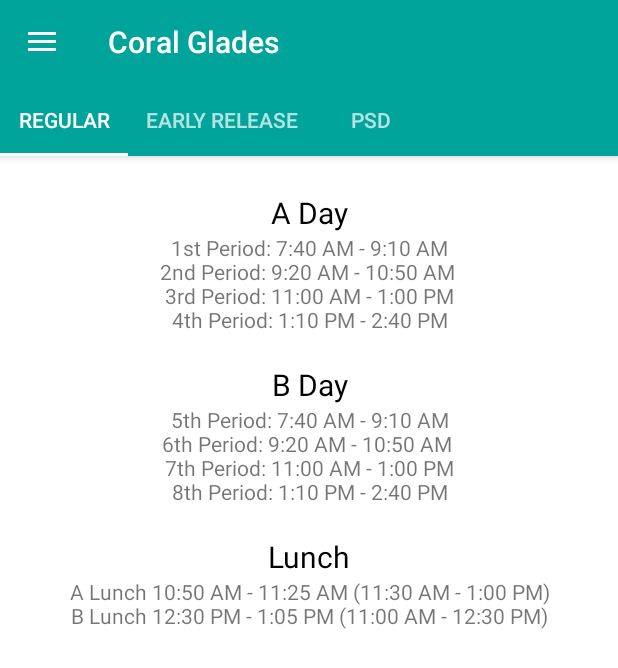
After one commit to brianhans/CoralGlades, an Android app: the fragment BellFragment placed in its activity, on a phone screen of 412 x 824 dp. The commit adds this screen. Shown: the top 668 px of the screen. Run offline under Robolectric (Android 15) with nearby library versions, the light colour scheme and no system bars; libraries missing offline, so code that uses them is left out: jp.wasabeef.recyclerview, twitter4j.conf; 2 statements that could not run were skipped.

Commit message:
Added bell tab

```diff
--- a/app/src/main/java/com/brianhans/coralglades/MainActivity.java
+++ b/app/src/main/java/com/brianhans/coralglades/MainActivity.java
@@ -11,6 +11,7 @@
 import android.view.MenuItem;
 import android.view.View;
 
+import com.brianhans.coralglades.fragments.BellFragment;
 import com.brianhans.coralglades.fragments.Home;
 import com.brianhans.coralglades.fragments.Internet;
 import com.brianhans.coralglades.fragments.PictureView;
@@ -93,6 +94,9 @@
             args.putString("type", "calendar");
             pictureView.setArguments(args);
             getSupportFragmentManager().beginTransaction().replace(R.id.fragment_container, pictureView).commit();
+        }else if(id == R.id.bell){
+            BellFragment fragment = new BellFragment();
+            getSupportFragmentManager().beginTransaction().replace(R.id.fragment_container, fragment).commit();
         }
         else if (id == R.id.nav_about) {
             Intent intent = new Intent(this, About.class);
--- /dev/null
+++ b/app/src/main/java/com/brianhans/coralglades/fragments/BellFragment.java
@@ -0,0 +1,102 @@
+package com.brianhans.coralglades.fragments;
+
+import android.os.Bundle;
+import android.support.annotation.Nullable;
+import android.support.design.widget.TabLayout;
+import android.support.v4.app.Fragment;
+import android.support.v4.app.FragmentManager;
+import android.support.v4.app.FragmentPagerAdapter;
+import android.support.v4.view.ViewPager;
+import android.view.LayoutInflater;
+import android.view.View;
+import android.view.ViewGroup;
+import android.widget.TextView;
+
+import com.brianhans.coralglades.R;
+
+/**
+ * Created by Brian on 8/27/16.
+ */
+public class BellFragment extends Fragment {
+
+    private SectionsPagerAdapter mSectionsPagerAdapter;
+    private ViewPager mViewPager;
+    private TabLayout mTabLayout;
+
+    private String[] titles = {"Regular", "Early Release", "PSD"};
+    private String[] aday = {"1st Period: 7:40 AM - 9:10 AM\n2nd Period: 9:20 AM - 10:50 AM \n3rd Period: 11:00 AM - 1:00 PM\n4th Period: 1:10 PM - 2:40 PM",
+            "1st Period:  7:40AM – 8:40AM\n2nd Period:  8:45AM – 9:45AM\n3rd Period:  9:50AM – 11:35AM\n4th Period:  11:40AM – 12:40PM",
+            "1st Period:  7:40AM – 8:35AM\n2nd Period:  8:45AM – 9:40AM\n3rd Period:  9:45AM – 10:40AM\n4th Period:  10:45AM – 11:40AM"};
+    private String[] bday = {"5th Period: 7:40 AM - 9:10 AM\n6th Period: 9:20 AM - 10:50 AM \n7th Period: 11:00 AM - 1:00 PM\n8th Period: 1:10 PM - 2:40 PM",
+            "5th Period:  7:40AM – 8:40AM\n6th Period:  8:45AM – 9:45AM\n7th Period:  9:50AM – 11:35AM\n8th Period:  11:40AM – 12:40PM",
+            "5th Period:  7:40AM – 8:35AM\n6th Period:  8:45AM – 9:40AM\n7th Period:  9:45AM – 10:40AM\n8th Period:  10:45AM – 11:40AM"};
+    private String[] lunch = {"A Lunch 10:50 AM - 11:25 AM (11:30 AM - 1:00 PM)\nB Lunch 12:30 PM - 1:05 PM (11:00 AM - 12:30 PM)",
+            "A Lunch 9:50AM – 10:30AM (10:35AM – 11:35AM)\nB Lunch 10:55AM – 11:35AM (9:50AM – 10:50AM)", "A “Grab and Go” lunch will be available in the cafeteria at 11:40AM"};
+
+
+    @Nullable
+    @Override
+    public View onCreateView(LayoutInflater inflater, @Nullable ViewGroup container, @Nullable Bundle savedInstanceState) {
+        View view = inflater.inflate(R.layout.bell_fragment, container, false);
+
+        getActivity().findViewById(R.id.tab_layout).setVisibility(View.VISIBLE);
+
+        mSectionsPagerAdapter = new SectionsPagerAdapter(getChildFragmentManager());
+        mViewPager = (ViewPager) view.findViewById(R.id.pager);
+        mViewPager.setAdapter(mSectionsPagerAdapter);
+
+        mTabLayout = (TabLayout) getActivity().findViewById(R.id.tab_layout);
+        mTabLayout.setupWithViewPager(mViewPager);
+
+        return view;
+    }
+
+    private class SectionsPagerAdapter extends FragmentPagerAdapter{
+
+        public SectionsPagerAdapter(FragmentManager fm) {
+            super(fm);
+        }
+
+        @Override
+        public Fragment getItem(int position) {
+            Bundle args = new Bundle();
+            args.putString("aday", aday[position]);
+            args.putString("bday", bday[position]);
+            args.putString("lunch", lunch[position]);
+            TextFragment fragment = new TextFragment();
+            fragment.setArguments(args);
+
+            return fragment;
+        }
+
+        @Override
+        public int getCount() {
+            return 3;
+        }
+
+        @Override
+        public CharSequence getPageTitle(int position) {
+            return titles[position];
+        }
+    }
+
+    public static class TextFragment extends Fragment{
+
+        private String aday;
+        private String bday;
+        private String lunch;
+
+        @Nullable
+        @Override
+        public View onCreateView(LayoutInflater inflater, @Nullable ViewGroup container, @Nullable Bundle savedInstanceState) {
+            View view = inflater.inflate(R.layout.bell_text_fragment, container, false);
+            Bundle args = getArguments();
+            ((TextView)view.findViewById(R.id.aday)).setText(args.getString("aday"));
+            ((TextView)view.findViewById(R.id.bday)).setText(args.getString("bday"));
+            ((TextView)view.findViewById(R.id.lunch)).setText(args.getString("lunch"));
+            return view;
+        }
+
+    }
+
+}
--- a/app/src/main/java/com/brianhans/coralglades/fragments/Home.java
+++ b/app/src/main/java/com/brianhans/coralglades/fragments/Home.java
@@ -23,6 +23,7 @@
 import android.webkit.WebViewClient;
 import android.widget.RelativeLayout;
 
+import com.brianhans.coralglades.Constants;
 import com.brianhans.coralglades.CustomComparator;
 import com.brianhans.coralglades.CustomRecycleAdapter;
 import com.brianhans.coralglades.R;
@@ -145,12 +146,6 @@
 
 
     private class GetUserTimeline extends AsyncTask<Object, Void, List<Status>> {
-
-        final static String CONSUMER_KEY = "T6rCfkVNRlbZyaaT4VEogAv9C";
-        final static String CONSUMER_SECRET = "pMK5pKidLZJCjxwFeP3G09pspqVWR7hmX3eahLe0URhLZbD4Mv";
-        final static String ACCESS_TOKEN = "1239035221-1Ti1dwtyCCkd7hbl9PLLt8I5WEWlHYIwu6qJuDm";
-        final static String ACCESS_SECRET = "OB1XrZCxWUK17EIIuTZ0QsERFWCK3zwgTF9detGALssvI";
-
         List<String> users = new ArrayList<>();
         RelativeLayout loadingSpinner = (RelativeLayout) getActivity().findViewById(R.id.loading_circle);
         Fragment fragment;
@@ -168,15 +163,14 @@
 
             ConfigurationBuilder cb = new ConfigurationBuilder();
             cb.setDebugEnabled(true);
-            cb.setOAuthConsumerKey(CONSUMER_KEY);
-            cb.setOAuthConsumerSecret(CONSUMER_SECRET);
-            cb.setOAuthAccessToken(ACCESS_TOKEN);
-            cb.setOAuthAccessTokenSecret(ACCESS_SECRET);
+            cb.setOAuthConsumerKey(Constants.KEY);
+            cb.setOAuthConsumerSecret(Constants.SECRET);
+            cb.setOAuthAccessToken(Constants.ACCESS_TOKEN);
+            cb.setOAuthAccessTokenSecret(Constants.ACCESS_SECRET);
 
             Twitter twitter = new TwitterFactory(cb.build()).getInstance();
 
             try {
-                Log.d("TEST", "try");
                 List<List<twitter4j.Status>> tweetList = new ArrayList<>();
                 Log.d("limit", "Rate Limit: " + twitter.getUserTimeline().getRateLimitStatus().getRemaining());
 
@@ -184,8 +178,8 @@
                 if (twitter.getUserTimeline().getRateLimitStatus().getRemaining() == 0) {
                     return null;
                 }
+
                 for (String user : users) {
-                    Log.d("user", user);
                     List<twitter4j.Status> tweets = twitter.getUserTimeline(user);
                     tweetList.add(tweets);
                 }
--- a/app/src/main/res/layout/about.xml
+++ b/app/src/main/res/layout/about.xml
@@ -25,6 +25,7 @@
                 <ImageView
                     android:id="@+id/logo"
                     android:layout_width="match_parent"
+                    android:layout_marginTop="20dp"
                     android:layout_height="300dp"
                     android:layout_gravity="center_horizontal"
                     android:src="@drawable/ic_launcher"/>
@@ -33,8 +34,6 @@
                 <android.support.v7.widget.CardView
                     android:layout_width="match_parent"
                     android:layout_height="wrap_content"
-                    android:layout_marginLeft="20dp"
-                    android:layout_marginRight="20dp"
                     android:background="@color/white"
                     android:orientation="vertical"
                     android:paddingLeft="16dp"
--- a/app/src/main/res/layout/activity_main.xml
+++ b/app/src/main/res/layout/activity_main.xml
@@ -6,7 +6,8 @@
     android:id="@+id/drawer_layout"
     android:layout_width="match_parent"
     android:layout_height="match_parent"
-    tools:openDrawer="start">
+    tools:openDrawer="start"
+    android:background="@color/white">
 
     <include
         layout="@layout/app_bar_main"
--- /dev/null
+++ b/app/src/main/res/layout/bell_fragment.xml
@@ -0,0 +1,16 @@
+<?xml version="1.0" encoding="utf-8"?>
+<LinearLayout xmlns:android="http://schemas.android.com/apk/res/android"
+    android:orientation="vertical" android:layout_width="match_parent"
+    android:layout_height="match_parent"
+    android:background="@color/white">
+
+    <android.support.v4.view.ViewPager
+        xmlns:tools="http://schemas.android.com/tools"
+        android:id="@+id/pager"
+        android:layout_marginTop="?attr/actionBarSize"
+        android:layout_width="match_parent"
+        android:layout_height="match_parent"
+        tools:context="com.brianhans.coralglades.fragments.InternetTwitter" />
+
+
+</LinearLayout>
--- /dev/null
+++ b/app/src/main/res/layout/bell_text_fragment.xml
@@ -0,0 +1,63 @@
+<?xml version="1.0" encoding="utf-8"?>
+<LinearLayout xmlns:android="http://schemas.android.com/apk/res/android"
+    android:orientation="vertical" android:layout_width="match_parent"
+    android:layout_height="match_parent" android:background="@color/white">
+
+    <ScrollView
+        android:layout_width="match_parent"
+        android:layout_height="match_parent">
+        <LinearLayout
+            android:layout_width="match_parent"
+            android:layout_height="wrap_content"
+            android:orientation="vertical"
+            android:padding="16dp">
+
+            <TextView
+                android:layout_width="match_parent"
+                android:layout_height="wrap_content"
+                android:textAlignment="center"
+                android:text="A Day"
+                android:textSize="20dp"
+                android:textColor="@color/black"/>
+            <TextView
+                android:id="@+id/aday"
+                android:layout_width="match_parent"
+                android:layout_height="wrap_content"
+                android:textAlignment="center"
+                android:text="1st Period: 7:40 AM - 9:10 AM\n2nd Period: 9:20 AM - 10:50 AM \n3rd Period: 11:00 AM - 1:00 PM\n4th Period: 1:10 PM - 2:40 PM "/>
+
+            <TextView
+                android:layout_width="match_parent"
+                android:layout_height="wrap_content"
+                android:textAlignment="center"
+                android:text="B Day"
+                android:textSize="20dp"
+                android:textColor="@color/black"
+                android:layout_marginTop="20dp"/>
+            <TextView
+                android:id="@+id/bday"
+                android:layout_width="match_parent"
+                android:layout_height="wrap_content"
+                android:textAlignment="center"
+                android:text="1st Period: 7:40 AM - 9:10 AM\n2nd Period: 9:20 AM - 10:50 AM \n3rd Period: 11:00 AM - 1:00 PM\n4th Period: 1:10 PM - 2:40 PM "/>
+
+            <TextView
+                android:layout_width="match_parent"
+                android:layout_height="wrap_content"
+                android:textAlignment="center"
+                android:text="Lunch"
+                android:textSize="20dp"
+                android:textColor="@color/black"
+                android:layout_marginTop="20dp"/>
+            <TextView
+                android:id="@+id/lunch"
+                android:layout_width="match_parent"
+                android:layout_height="wrap_content"
+                android:textAlignment="center"
+                android:text="A Lunch 10:50 AM - 11:25 AM (11:30 AM - 1:00 PM)\nB Lunch 12:30 PM - 1:05 PM (11:00 AM - 12:30 PM) "/>
+
+
+        </LinearLayout>
+    </ScrollView>
+
+</LinearLayout>
--- a/app/src/main/res/layout/fragment_activity.xml
+++ b/app/src/main/res/layout/fragment_activity.xml
@@ -1,6 +1,7 @@
 <LinearLayout xmlns:android="http://schemas.android.com/apk/res/android"
     android:layout_width="match_parent"
-    android:layout_height="match_parent">
+    android:layout_height="match_parent"
+    android:background="@color/white">
 
     <FrameLayout
         android:layout_width="match_parent"
--- a/app/src/main/res/layout/fragment_internet_twitter.xml
+++ b/app/src/main/res/layout/fragment_internet_twitter.xml
@@ -4,7 +4,7 @@
     android:paddingRight="@dimen/activity_horizontal_margin"
     android:paddingTop="@dimen/activity_vertical_margin"
     android:paddingBottom="@dimen/activity_vertical_margin"
-    tools:context="com.coralglades.brian.coralglades.views.InternetTwitter$PlaceholderFragment">
+    tools:context="com.brianhans.coralglades.fragments.InternetTwitter">
 
     <TextView android:id="@+id/section_label" android:layout_width="wrap_content"
         android:layout_height="wrap_content" />
--- a/app/src/main/res/layout/home.xml
+++ b/app/src/main/res/layout/home.xml
@@ -3,7 +3,7 @@
     xmlns:android="http://schemas.android.com/apk/res/android"
     android:layout_width="match_parent"
     android:layout_height="match_parent"
-    android:background="@color/background">
+    android:background="@color/white">
 
     <android.support.v4.widget.SwipeRefreshLayout
         android:id="@+id/swipe"
--- a/app/src/main/res/layout/welcome_screen.xml
+++ b/app/src/main/res/layout/welcome_screen.xml
@@ -127,6 +127,7 @@
                         android:layout_width="95dp"
                         android:layout_height="wrap_content"
                         android:layout_marginRight="16dp"
+                        style="?android:attr/borderlessButtonStyle"
                         android:text="Done"
                         android:textAllCaps="false"
                         android:textSize="17sp" />
--- a/app/src/main/res/menu/activity_main_drawer.xml
+++ b/app/src/main/res/menu/activity_main_drawer.xml
@@ -14,6 +14,8 @@
             android:title="Virtual Counselor"/>
         <item android:id="@+id/nav_cal" android:icon="@drawable/calendar_icon"
             android:title="Calendar"/>
+        <item android:id="@+id/bell" android:icon="@drawable/ic_alarm_white_24dp"
+            android:title="Bell Schedule"/>
     </group>
 
     <group android:id="@+id/settings">
--- a/app/src/main/res/values/strings.xml
+++ b/app/src/main/res/values/strings.xml
@@ -42,6 +42,7 @@
         <item>Pinnacle</item>
         <item>BEEP</item>
         <item>Virtual Counselor</item>
+        <item>Bell Schedule</item>
         <item>Settings</item>
         <item>About</item>
     </string-array>
@@ -52,6 +53,7 @@
         <item>@drawable/calendar_icon</item>
         <item>@drawable/pinnacle</item>
         <item>@drawable/beep</item>
+        <item>@drawable/vc</item>
         <item>@drawable/vc</item>
         <item>@drawable/settings</item>
         <item>@drawable/help</item>
--- a/build.gradle
+++ b/build.gradle
@@ -5,7 +5,7 @@
         jcenter()
     }
     dependencies {
-        classpath 'com.android.tools.build:gradle:2.1.0'
+        classpath 'com.android.tools.build:gradle:2.1.3'
 
         // NOTE: Do not place your application dependencies here; they belong
         // in the individual module build.gradle files
```
Also changed, not shown: app/build.gradle (+8 -7 lines), app/src/main/java/com/brianhans/coralglades/NavDrawerItem.java (deleted, +0 -38 lines), app/src/main/java/com/brianhans/coralglades/NavDrawerListAdapter.java (deleted, +0 -61 lines), gradle/wrapper/gradle-wrapper.properties, 2 other files.
